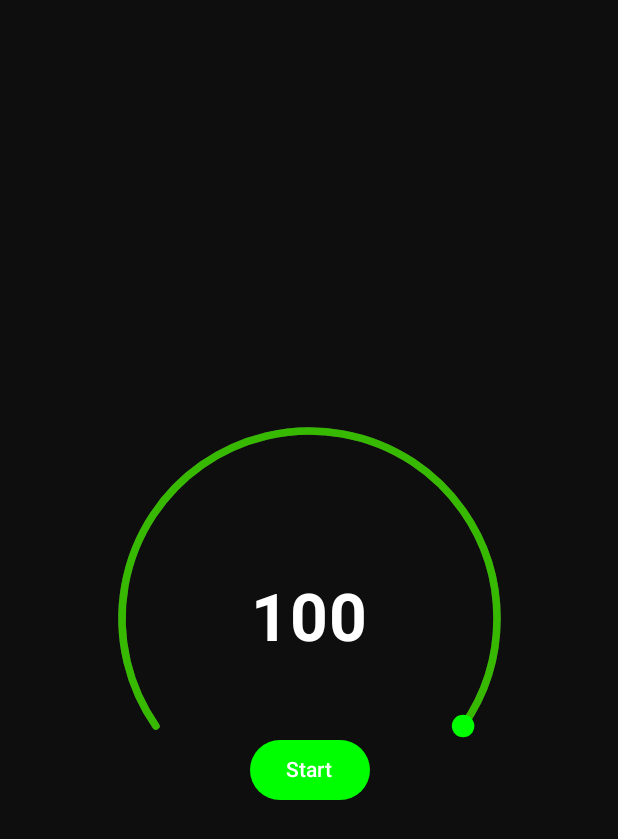
After one commit to 070boroda/KitchenCalculator, an Android app built with Jetpack Compose: the composable SecondScreen shown on its own in the app's theme, on a phone screen of 412 x 824 dp. The commit adds this screen. Shown: the top 839 px of the screen. Run offline under Robolectric (Android 15) with nearby library versions, the phone set to English and light mode, and no system bars; 1 statement that could not run was skipped.

Commit message:
[CC-003] - add Timer

```diff
--- a/app/src/main/java/com/zelianko/kitchencalculator/activity/FirstScreen.kt
+++ b/app/src/main/java/com/zelianko/kitchencalculator/activity/FirstScreen.kt
@@ -79,8 +79,8 @@
         )
         Column(
             modifier = Modifier
+                .verticalScroll(rememberScrollState())
                 .fillMaxSize()
-                .verticalScroll(rememberScrollState())
         ) {
             Spacer(modifier = Modifier.height(10.dp))
             Row(
--- /dev/null
+++ b/app/src/main/java/com/zelianko/kitchencalculator/activity/SecondScreen.kt
@@ -0,0 +1,35 @@
+package com.zelianko.kitchencalculator.activity
+
+import androidx.compose.foundation.layout.Box
+import androidx.compose.foundation.layout.PaddingValues
+import androidx.compose.foundation.layout.fillMaxSize
+import androidx.compose.foundation.layout.size
+import androidx.compose.material3.Surface
+import androidx.compose.runtime.Composable
+import androidx.compose.ui.Alignment
+import androidx.compose.ui.Modifier
+import androidx.compose.ui.graphics.Color
+import androidx.compose.ui.unit.dp
+import com.zelianko.kitchencalculator.subactivity.Timer
+
+@Composable
+fun SecondScreen(
+    paddingValues: PaddingValues
+) {
+    Surface(
+        color = Color(0xFF1010101),
+        modifier = Modifier.fillMaxSize()
+    ) {
+        Box(
+            contentAlignment = Alignment.Center
+        ) {
+            Timer(
+                totalTime = 100L * 1000L,
+                handleColor = Color.Green,
+                inactiveBarColor = Color.DarkGray,
+                activeBarColor = Color(0xFF37B900),
+                modifier = Modifier.size(250.dp)
+            )
+        }
+    }
+}
--- a/app/src/main/java/com/zelianko/kitchencalculator/subactivity/Drawer.kt
+++ b/app/src/main/java/com/zelianko/kitchencalculator/subactivity/Drawer.kt
@@ -58,6 +58,7 @@
 import androidx.navigation.compose.rememberNavController
 import com.zelianko.kitchencalculator.R
 import com.zelianko.kitchencalculator.activity.FirstScreen
+import com.zelianko.kitchencalculator.activity.SecondScreen
 import com.zelianko.kitchencalculator.modelview.ProductViewModel
 import com.zelianko.kitchencalculator.navigation.NavGraf
 import kotlinx.coroutines.launch
@@ -213,8 +214,7 @@
                         )
                     },
                     secondScreenContent = {
-                        FirstScreen(
-                            productViewModel = productViewModel,
+                        SecondScreen(
                             paddingValues = paddingValues
                         )
                     }
--- /dev/null
+++ b/app/src/main/java/com/zelianko/kitchencalculator/subactivity/Timer.kt
@@ -0,0 +1,130 @@
+package com.zelianko.kitchencalculator.subactivity
+
+import androidx.compose.foundation.Canvas
+import androidx.compose.foundation.layout.Box
+import androidx.compose.material3.Button
+import androidx.compose.material3.ButtonDefaults
+import androidx.compose.material3.Text
+import androidx.compose.runtime.Composable
+import androidx.compose.runtime.LaunchedEffect
+import androidx.compose.runtime.getValue
+import androidx.compose.runtime.mutableStateOf
+import androidx.compose.runtime.remember
+import androidx.compose.runtime.setValue
+import androidx.compose.ui.Alignment
+import androidx.compose.ui.Modifier
+import androidx.compose.ui.geometry.Offset
+import androidx.compose.ui.geometry.Size
+import androidx.compose.ui.graphics.Color
+import androidx.compose.ui.graphics.PointMode
+import androidx.compose.ui.graphics.StrokeCap
+import androidx.compose.ui.graphics.drawscope.Stroke
+import androidx.compose.ui.layout.onSizeChanged
+import androidx.compose.ui.text.font.FontWeight
+import androidx.compose.ui.unit.Dp
+import androidx.compose.ui.unit.IntSize
+import androidx.compose.ui.unit.dp
+import androidx.compose.ui.unit.sp
+import kotlinx.coroutines.delay
+import kotlin.math.PI
+import kotlin.math.cos
+import kotlin.math.sin
+
+@Composable
+fun Timer(
+    totalTime: Long,
+    handleColor: Color,
+    inactiveBarColor: Color,
+    activeBarColor: Color,
+    modifier: Modifier = Modifier,
+    initialValue: Float = 1f,
+    strokeWidth: Dp = 5.dp
+) {
+    var size by remember {
+        mutableStateOf(IntSize.Zero)
+    }
+    var value by remember {
+        mutableStateOf(initialValue)
+    }
+    var currentTime by remember {
+        mutableStateOf(totalTime)
+    }
+    var isTimerRunning by remember {
+        mutableStateOf(false)
+    }
+    LaunchedEffect(key1 = currentTime, key2 = isTimerRunning) {
+        if(currentTime > 0 && isTimerRunning) {
+            delay(100L)
+            currentTime -= 100L
+            value = currentTime / totalTime.toFloat()
+        }
+    }
+    Box(
+        contentAlignment = Alignment.Center,
+        modifier = modifier
+            .onSizeChanged {
+                size = it
+            }
+    ) {
+        Canvas(modifier = modifier) {
+            drawArc(
+                color = inactiveBarColor,
+                startAngle = -215f,
+                sweepAngle = 250f,
+                useCenter = false,
+                size = Size(size.width.toFloat(), size.height.toFloat()),
+                style = Stroke(strokeWidth.toPx(), cap = StrokeCap.Round)
+            )
+            drawArc(
+                color = activeBarColor,
+                startAngle = -215f,
+                sweepAngle = 250f * value,
+                useCenter = false,
+                size = Size(size.width.toFloat(), size.height.toFloat()),
+                style = Stroke(strokeWidth.toPx(), cap = StrokeCap.Round)
+            )
+            val center = Offset(size.width / 2f, size.height / 2f)
+            val beta = (250f * value + 145f) * (PI / 180f).toFloat()
+            val r = size.width / 2f
+            val a = cos(beta) * r
+            val b = sin(beta) * r
+            drawPoints(
+                listOf(Offset(center.x + a, center.y + b)),
+                pointMode = PointMode.Points,
+                color = handleColor,
+                strokeWidth = (strokeWidth * 3f).toPx(),
+                cap = StrokeCap.Round
+            )
+        }
+        Text(
+            text = (currentTime / 1000L).toString(),
+            fontSize = 44.sp,
+            fontWeight = FontWeight.Bold,
+            color = Color.White
+        )
+        Button(
+            onClick = {
+                if(currentTime <= 0L) {
+                    currentTime = totalTime
+                    isTimerRunning = true
+                } else {
+                    isTimerRunning = !isTimerRunning
+                }
+            },
+            modifier = Modifier.align(Alignment.BottomCenter),
+            colors = ButtonDefaults.buttonColors(
+                containerColor = if (!isTimerRunning || currentTime <= 0L) {
+                    Color.Green
+                } else {
+                    Color.Red
+                }
+            )
+        ) {
+            Text(
+                text = if (isTimerRunning && currentTime >= 0L) "Stop"
+                else if (!isTimerRunning && currentTime >= 0L) "Start"
+                else "Restart"
+            )
+        }
+    }
+}
```
